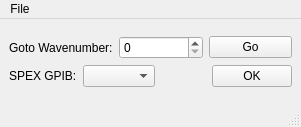
This is UIs/SPEXWindow.ui in SherwinGroup/SPEXSidebands-fuzzy as Qt 5 draws it before an edit. The edited form follows.
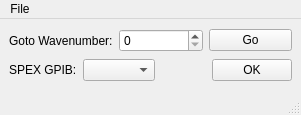
This is the edited form. Icons and pictures are not drawn. Custom widgets are drawn as their Qt base class.

The edit to the form file:
```diff
--- a/UIs/SPEXWindow.ui
+++ b/UIs/SPEXWindow.ui
@@ -7,7 +7,7 @@
     <x>0</x>
     <y>0</y>
     <width>301</width>
-    <height>127</height>
+    <height>115</height>
    </rect>
   </property>
   <property name="windowTitle">
@@ -19,19 +19,6 @@
   </property>
   <widget class="QWidget" name="centralwidget">
    <layout class="QVBoxLayout" name="verticalLayout">
-    <item>
-     <spacer name="verticalSpacer">
-      <property name="orientation">
-       <enum>Qt::Vertical</enum>
-      </property>
-      <property name="sizeHint" stdset="0">
-       <size>
-        <width>20</width>
-        <height>40</height>
-       </size>
-      </property>
-     </spacer>
-    </item>
     <item>
      <layout class="QHBoxLayout" name="horizontalLayout">
       <item>
@@ -87,19 +74,6 @@
       </item>
      </layout>
     </item>
-    <item>
-     <spacer name="verticalSpacer_2">
-      <property name="orientation">
-       <enum>Qt::Vertical</enum>
-      </property>
-      <property name="sizeHint" stdset="0">
-       <size>
-        <width>20</width>
-        <height>40</height>
-       </size>
-      </property>
-     </spacer>
-    </item>
    </layout>
   </widget>
   <widget class="QMenuBar" name="menubar">
```
